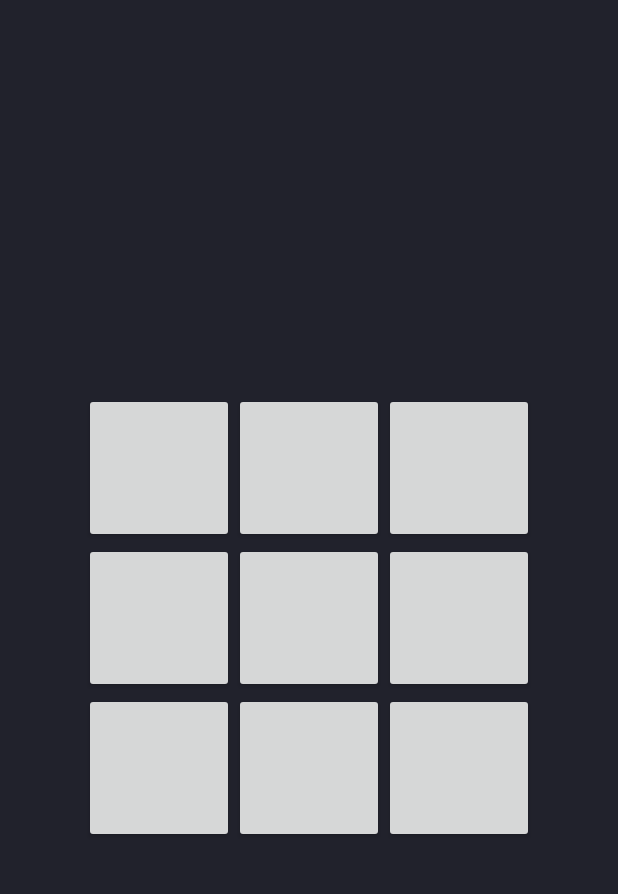
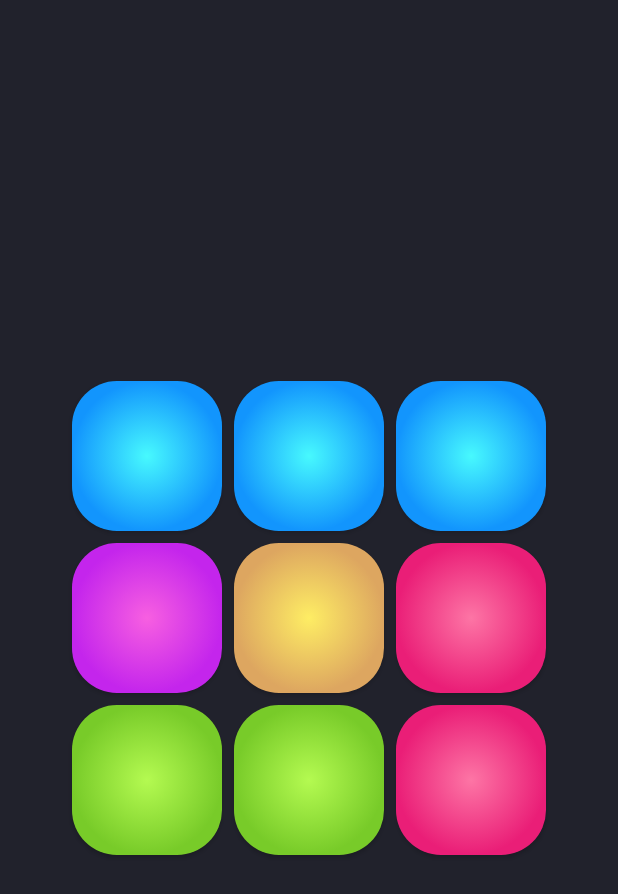
Before and after one commit to babu-thomas/drumpad, an Android app: the screen it shows after launch (MainActivity), on a phone screen of 412 x 824 dp. Shown: the top 894 px of the screen. Run offline under Robolectric (Android 15) with nearby library versions, the phone set to English and light mode, and no system bars.

Commit message:
Add backgrounds to drums

```diff
--- /dev/null
+++ b/app/src/main/res/drawable/blue_button.xml
@@ -0,0 +1,23 @@
+<?xml version="1.0" encoding="utf-8"?>
+<selector xmlns:android="http://schemas.android.com/apk/res/android">
+    <item android:state_pressed="false" >
+        <shape android:shape="rectangle">
+            <gradient android:startColor="@color/bluestartcolor"
+                android:endColor="@color/blueendcolor"
+                android:type="radial"
+                android:angle="90"
+                android:gradientRadius="50dp"/>
+            <corners android:radius="30dp"/>
+        </shape>
+    </item>
+    <item android:state_pressed="true">
+        <shape android:shape="rectangle">
+            <gradient android:startColor="@color/bluestartcolor"
+                android:endColor="@color/blueendcolor"
+                android:type="radial"
+                android:angle="90"
+                android:gradientRadius="100dp"/>
+            <corners android:radius="30dp"/>
+        </shape>
+    </item>
+</selector>
--- /dev/null
+++ b/app/src/main/res/drawable/green_button.xml
@@ -0,0 +1,23 @@
+<?xml version="1.0" encoding="utf-8"?>
+<selector xmlns:android="http://schemas.android.com/apk/res/android">
+    <item android:state_pressed="false" >
+        <shape android:shape="rectangle">
+            <gradient android:startColor="@color/greenstartcolor"
+                android:endColor="@color/greenndcolor"
+                android:type="radial"
+                android:angle="90"
+                android:gradientRadius="50dp"/>
+            <corners android:radius="30dp"/>
+        </shape>
+    </item>
+    <item android:state_pressed="true">
+        <shape android:shape="rectangle">
+            <gradient android:startColor="@color/greenstartcolor"
+                android:endColor="@color/greenndcolor"
+                android:type="radial"
+                android:angle="90"
+                android:gradientRadius="100dp"/>
+            <corners android:radius="30dp"/>
+        </shape>
+    </item>
+</selector>
--- /dev/null
+++ b/app/src/main/res/drawable/orange_button.xml
@@ -0,0 +1,23 @@
+<?xml version="1.0" encoding="utf-8"?>
+<selector xmlns:android="http://schemas.android.com/apk/res/android">
+    <item android:state_pressed="false" >
+        <shape android:shape="rectangle">
+            <gradient android:startColor="@color/orangestartcolor"
+                android:endColor="@color/orangeendcolor"
+                android:type="radial"
+                android:angle="90"
+                android:gradientRadius="50dp"/>
+            <corners android:radius="30dp"/>
+        </shape>
+    </item>
+    <item android:state_pressed="true">
+        <shape android:shape="rectangle">
+            <gradient android:startColor="@color/orangestartcolor"
+                android:endColor="@color/orangeendcolor"
+                android:type="radial"
+                android:angle="90"
+                android:gradientRadius="100dp"/>
+            <corners android:radius="30dp"/>
+        </shape>
+    </item>
+</selector>
--- /dev/null
+++ b/app/src/main/res/drawable/pink_button.xml
@@ -0,0 +1,23 @@
+<?xml version="1.0" encoding="utf-8"?>
+<selector xmlns:android="http://schemas.android.com/apk/res/android">
+    <item android:state_pressed="false" >
+        <shape android:shape="rectangle">
+            <gradient android:startColor="@color/pinkstartcolor"
+                android:endColor="@color/pinkendcolor"
+                android:type="radial"
+                android:angle="90"
+                android:gradientRadius="50dp"/>
+            <corners android:radius="30dp"/>
+        </shape>
+    </item>
+    <item android:state_pressed="true">
+        <shape android:shape="rectangle">
+            <gradient android:startColor="@color/pinkstartcolor"
+                android:endColor="@color/pinkendcolor"
+                android:type="radial"
+                android:angle="90"
+                android:gradientRadius="100dp"/>
+            <corners android:radius="30dp"/>
+        </shape>
+    </item>
+</selector>
--- /dev/null
+++ b/app/src/main/res/drawable/purple_button.xml
@@ -0,0 +1,23 @@
+<?xml version="1.0" encoding="utf-8"?>
+<selector xmlns:android="http://schemas.android.com/apk/res/android">
+    <item android:state_pressed="false" >
+        <shape android:shape="rectangle">
+            <gradient android:startColor="@color/purplestartcolor"
+                android:endColor="@color/purpleendcolor"
+                android:type="radial"
+                android:angle="90"
+                android:gradientRadius="50dp"/>
+            <corners android:radius="30dp"/>
+        </shape>
+    </item>
+    <item android:state_pressed="true">
+        <shape android:shape="rectangle">
+            <gradient android:startColor="@color/purplestartcolor"
+                android:endColor="@color/purpleendcolor"
+                android:type="radial"
+                android:angle="90"
+                android:gradientRadius="100dp"/>
+            <corners android:radius="30dp"/>
+        </shape>
+    </item>
+</selector>
--- a/app/src/main/res/layout/activity_main.xml
+++ b/app/src/main/res/layout/activity_main.xml
@@ -13,6 +13,7 @@
         android:layout_height="wrap_content"
         android:width="100dp"
         android:height="100dp"
+        android:background="@drawable/blue_button"
         android:onClick="playSound"
         app:layout_constraintBottom_toTopOf="@+id/button3"
         app:layout_constraintEnd_toStartOf="@+id/button1"
@@ -26,8 +27,11 @@
         android:id="@+id/button1"
         android:layout_width="wrap_content"
         android:layout_height="wrap_content"
+        android:layout_marginEnd="8dp"
+        android:layout_marginStart="8dp"
         android:width="100dp"
         android:height="100dp"
+        android:background="@drawable/blue_button"
         android:onClick="playSound"
         app:layout_constraintBottom_toTopOf="@+id/button4"
         app:layout_constraintEnd_toStartOf="@+id/button2"
@@ -42,6 +46,7 @@
         android:layout_height="wrap_content"
         android:width="100dp"
         android:height="100dp"
+        android:background="@drawable/blue_button"
         android:onClick="playSound"
         app:layout_constraintBottom_toTopOf="@+id/button5"
         app:layout_constraintEnd_toEndOf="parent"
@@ -54,8 +59,11 @@
         android:id="@+id/button3"
         android:layout_width="wrap_content"
         android:layout_height="wrap_content"
+        android:layout_marginBottom="8dp"
+        android:layout_marginTop="8dp"
         android:width="100dp"
         android:height="100dp"
+        android:background="@drawable/purple_button"
         android:onClick="playSound"
         app:layout_constraintBottom_toTopOf="@+id/button6"
         app:layout_constraintEnd_toStartOf="@+id/button4"
@@ -68,8 +76,13 @@
         android:id="@+id/button4"
         android:layout_width="wrap_content"
         android:layout_height="wrap_content"
+        android:layout_marginBottom="8dp"
+        android:layout_marginEnd="8dp"
+        android:layout_marginStart="8dp"
+        android:layout_marginTop="8dp"
         android:width="100dp"
         android:height="100dp"
+        android:background="@drawable/orange_button"
         android:onClick="playSound"
         app:layout_constraintBottom_toTopOf="@+id/button7"
         app:layout_constraintEnd_toStartOf="@+id/button5"
@@ -81,8 +94,11 @@
         android:id="@+id/button5"
         android:layout_width="wrap_content"
         android:layout_height="wrap_content"
+        android:layout_marginBottom="8dp"
+        android:layout_marginTop="8dp"
         android:width="100dp"
         android:height="100dp"
+        android:background="@drawable/pink_button"
         android:onClick="playSound"
         app:layout_constraintBottom_toTopOf="@+id/button8"
         app:layout_constraintEnd_toEndOf="parent"
@@ -96,6 +112,7 @@
         android:layout_height="wrap_content"
         android:width="100dp"
         android:height="100dp"
+        android:background="@drawable/green_button"
         android:onClick="playSound"
         app:layout_constraintBottom_toBottomOf="parent"
         app:layout_constraintEnd_toStartOf="@+id/button7"
@@ -108,8 +125,11 @@
         android:id="@+id/button7"
         android:layout_width="wrap_content"
         android:layout_height="wrap_content"
+        android:layout_marginEnd="8dp"
+        android:layout_marginStart="8dp"
         android:width="100dp"
         android:height="100dp"
+        android:background="@drawable/green_button"
         android:onClick="playSound"
         app:layout_constraintBottom_toBottomOf="parent"
         app:layout_constraintEnd_toStartOf="@+id/button8"
@@ -123,6 +143,7 @@
         android:layout_height="wrap_content"
         android:width="100dp"
         android:height="100dp"
+        android:background="@drawable/pink_button"
         android:onClick="playSound"
         app:layout_constraintBottom_toBottomOf="parent"
         app:layout_constraintEnd_toEndOf="parent"
```
